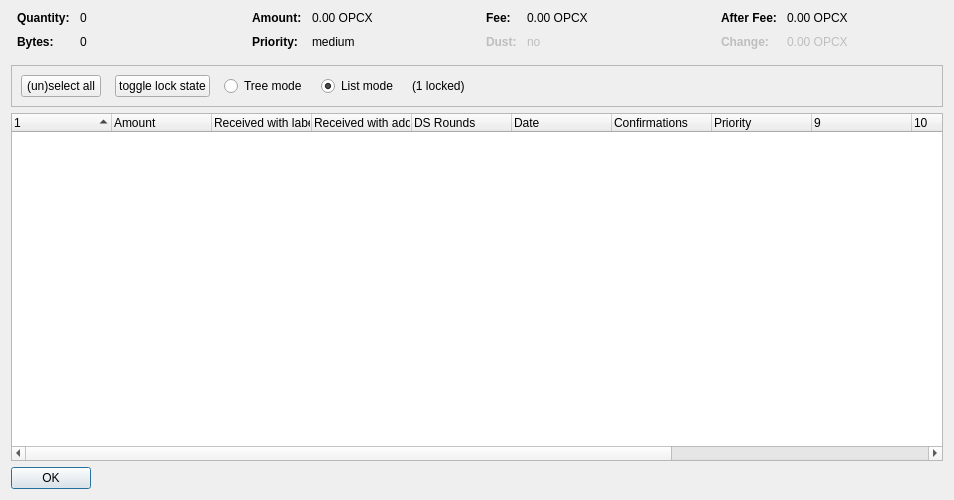
Before: the Qt Designer form src/qt/forms/coincontroldialog.ui in opcoinx/OPCoinX, drawn with Qt 5.
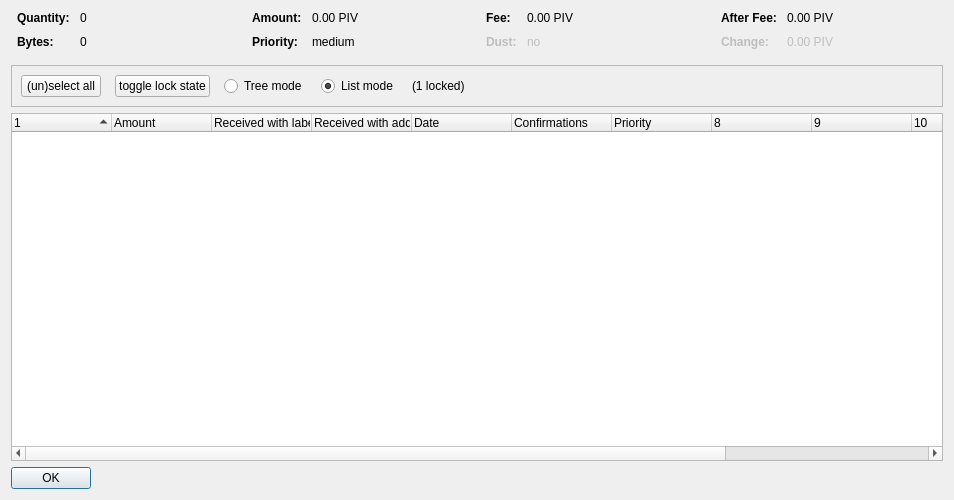
After: the same form once the commit is applied. Custom widgets are drawn as their Qt base class.

What changed in the file:
```diff
--- a/src/qt/forms/coincontroldialog.ui
+++ b/src/qt/forms/coincontroldialog.ui
@@ -132,7 +132,7 @@
           <enum>Qt::ActionsContextMenu</enum>
          </property>
          <property name="text">
-          <string notr="true">0.00 OPCX</string>
+          <string notr="true">0.00 PIV</string>
          </property>
          <property name="textInteractionFlags">
           <set>Qt::LinksAccessibleByMouse|Qt::TextSelectableByKeyboard|Qt::TextSelectableByMouse</set>
@@ -206,7 +206,7 @@
           <enum>Qt::ActionsContextMenu</enum>
          </property>
          <property name="text">
-          <string notr="true">0.00 OPCX</string>
+          <string notr="true">0.00 PIV</string>
          </property>
          <property name="textInteractionFlags">
           <set>Qt::LinksAccessibleByMouse|Qt::TextSelectableByKeyboard|Qt::TextSelectableByMouse</set>
@@ -286,7 +286,7 @@
           <enum>Qt::ActionsContextMenu</enum>
          </property>
          <property name="text">
-          <string notr="true">0.00 OPCX</string>
+          <string notr="true">0.00 PIV</string>
          </property>
          <property name="textInteractionFlags">
           <set>Qt::LinksAccessibleByMouse|Qt::TextSelectableByKeyboard|Qt::TextSelectableByMouse</set>
@@ -321,7 +321,7 @@
           <enum>Qt::ActionsContextMenu</enum>
          </property>
          <property name="text">
-          <string notr="true">0.00 OPCX</string>
+          <string notr="true">0.00 PIV</string>
          </property>
          <property name="textInteractionFlags">
           <set>Qt::LinksAccessibleByMouse|Qt::TextSelectableByKeyboard|Qt::TextSelectableByMouse</set>
@@ -447,7 +447,7 @@
       <bool>false</bool>
      </property>
      <property name="columnCount">
-      <number>13</number>
+      <number>12</number>
      </property>
      <attribute name="headerShowSortIndicator" stdset="0">
       <bool>true</bool>
@@ -475,11 +475,6 @@
        <string>Received with address</string>
       </property>
      </column>
-     <column>
-      <property name="text">
-       <string>DS Rounds</string>
-      </property>
-     </column>
      <column>
       <property name="text">
        <string>Date</string>
```
